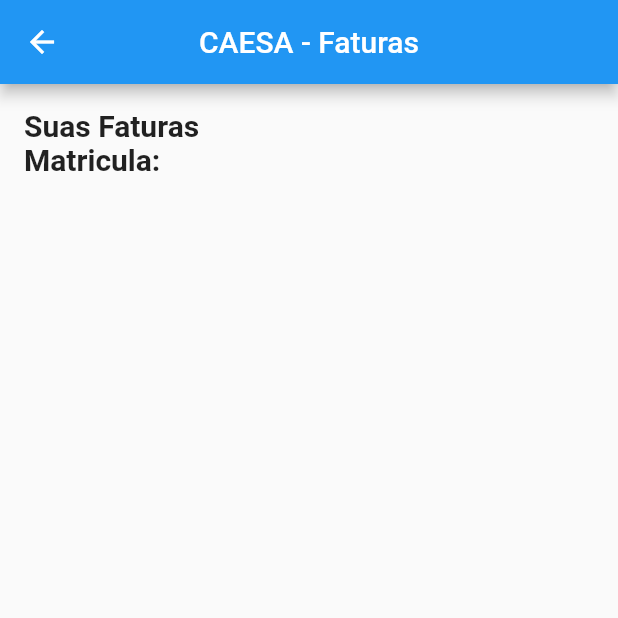
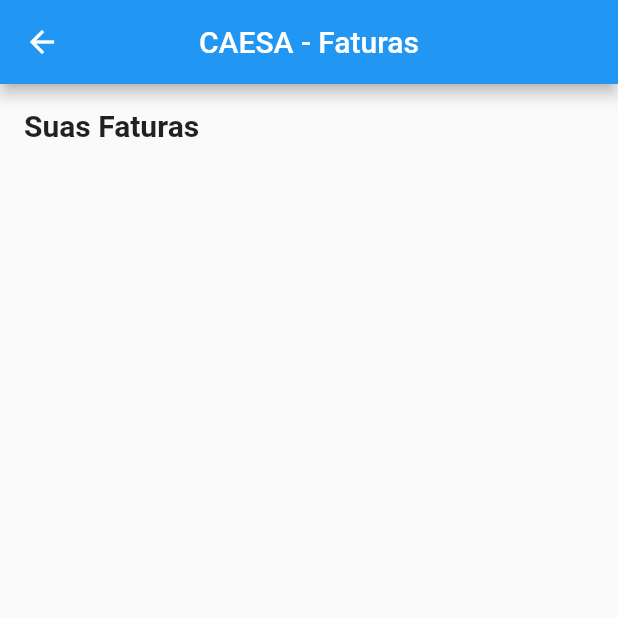
Before and after one commit to mateusdalmeida/caesa, a Flutter app: the Faturas screen opened directly with empty values, on a phone screen of 412 x 824 dp, the top half of it. Run offline on Flutter 3.47's test engine with Material 2 defaults, Android fonts, the phone set to English and light mode, and no system bars; our stand-ins replace flutter_masked_text; missing offline and left inert: cpf_cnpj_validator.

Commit message:
tela de faturas

```diff
--- a/lib/ui/faturas.dart
+++ b/lib/ui/faturas.dart
@@ -46,7 +46,7 @@ Widget _createDebitosList(BuildContext context, List<Debito> debitos) {
       Padding(
         padding: EdgeInsets.symmetric(horizontal: 16, vertical: 16),
         child: Text(
-          "Suas Faturas\nMatricula:",
+          "Suas Faturas",
           textAlign: TextAlign.left,
           style: TextStyle(fontSize: 20, fontWeight: FontWeight.bold),
         ),
@@ -62,6 +62,7 @@ Widget _createDebitosList(BuildContext context, List<Debito> debitos) {
             subtitle: Text(
                 "Vencimento: ${debitos[index].dataVencimento}\nR\$ ${debitos[index].valorTotal}"),
             isThreeLine: true,
+            trailing: Text("Pago"),
           ));
         },
         separatorBuilder: (context, index) {
--- a/lib/ui/matriculas.dart
+++ b/lib/ui/matriculas.dart
@@ -62,7 +62,7 @@ Widget _createMatriculasList(BuildContext context, List<Cliente> clientes) {
               child: ListTile(
             title: Text("Matricula: ${clientes[index].inscricao}"),
             subtitle: Text(
-                "${clientes[index].idLogradouro}\n${clientes[index].categoria}"),
+                "${clientes[index].endereco}, ${clientes[index].numeroPorta} \n${clientes[index].categoria}"),
             isThreeLine: true,
             onTap: () async {
               var debitos = await api.getDebitos(clientes[index].inscricao);
```
